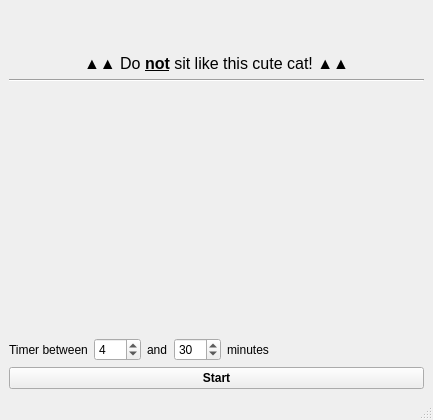
Old version of the form wstart.ui in the repository pietr26/HealthNotifier.
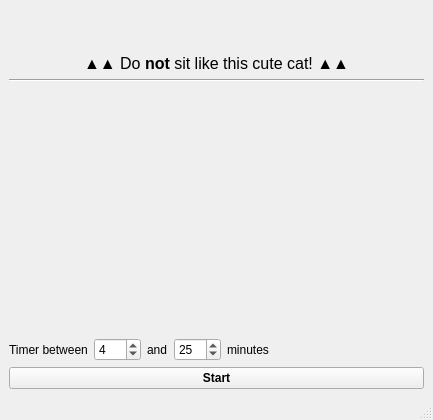
New version of the form. Icons and pictures are not drawn.

Commit message: Set default max time so 25min; style improvements

```diff
--- a/wstart.ui
+++ b/wstart.ui
@@ -82,7 +82,7 @@
        </font>
       </property>
       <property name="text">
-       <string>&lt;html&gt;&lt;head/&gt;&lt;body&gt;&lt;p&gt;▲▲ Do &lt;span style=&quot; font-weight:700; text-decoration: underline;&quot;&gt;not&lt;/span&gt; sit like this cute cat! ▲▲&lt;/p&gt;&lt;/body&gt;&lt;/html&gt;</string>
+       <string>&lt;html&gt;&lt;head/&gt;&lt;body&gt;&lt;p&gt;▲▲ Do &lt;span style=&quot; font-weight:700;&quot;&gt;not&lt;/span&gt; sit like this cute cat! ▲▲&lt;/p&gt;&lt;/body&gt;&lt;/html&gt;</string>
       </property>
       <property name="textFormat">
        <enum>Qt::RichText</enum>
@@ -147,7 +147,7 @@
          <number>500</number>
         </property>
         <property name="value">
-         <number>30</number>
+         <number>25</number>
         </property>
        </widget>
       </item>
```
Left out of the diff: 18 changed lines with no effect on the pictures.
